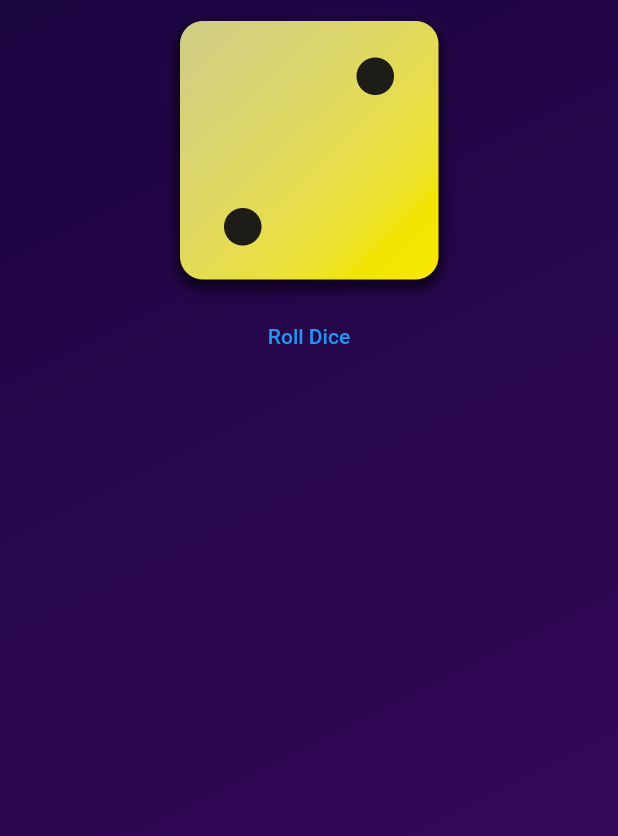
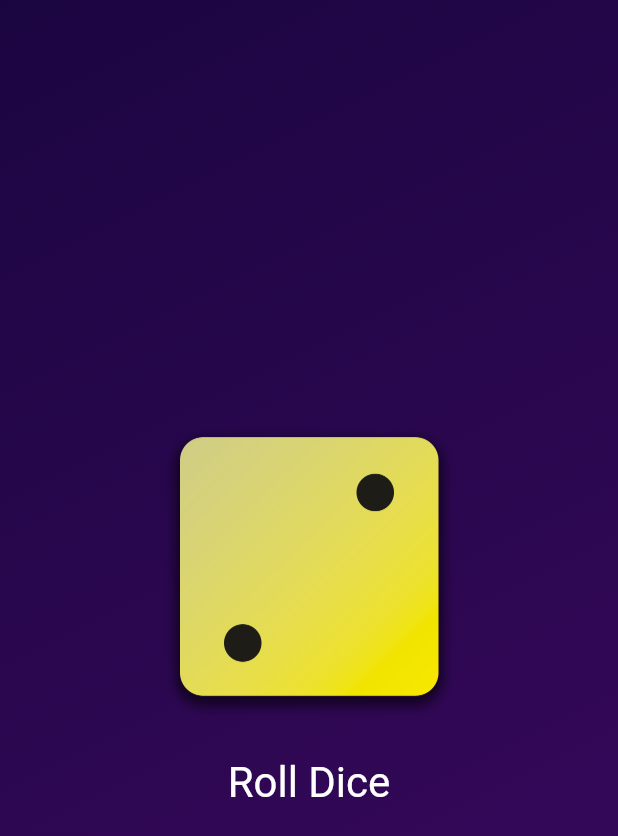
Before and after one commit to JoshuaScherer1996/dices, a Flutter app: the screen it shows after launch, on a phone screen of 412 x 824 dp. Shown: the top 836 px of the screen. Run offline on Flutter 3.47's test engine with Material 2 defaults, Android fonts, the phone set to English and light mode, and no system bars.

Commit message:
added adding

```diff
--- a/lib/gradiant_container.dart
+++ b/lib/gradiant_container.dart
@@ -24,12 +24,26 @@ class GradientContainer extends StatelessWidget {
       ),
       child: Center(
           child: Column(
+        mainAxisSize: MainAxisSize.min,
         children: [
           Image.asset(
             'assets/images/dice-2.png',
             width: 200,
           ),
-          TextButton(onPressed: rollDice, child: const Text('Roll Dice'))
+          const SizedBox(
+            height: 20,
+          ),
+          TextButton(
+            onPressed: rollDice,
+            style: TextButton.styleFrom(
+              //padding: const EdgeInsets.only(top: 20),
+              foregroundColor: Colors.white,
+              textStyle: const TextStyle(
+                fontSize: 28,
+              ),
+            ),
+            child: const Text('Roll Dice'),
+          )
         ],
       )),
     );
```
